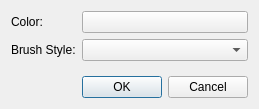
itom-project/itom, file itomWidgets/ui/brushCreatorDialog.ui: the form before one commit.
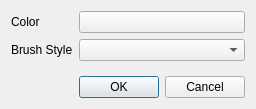
The form after the commit. Custom widgets are drawn as their Qt base class.

```diff
--- a/itomWidgets/ui/brushCreatorDialog.ui
+++ b/itomWidgets/ui/brushCreatorDialog.ui
@@ -30,7 +30,7 @@
    <item row="0" column="0">
     <widget class="QLabel" name="label">
      <property name="text">
-      <string>Color:</string>
+      <string>Color</string>
      </property>
     </widget>
    </item>
@@ -47,7 +47,7 @@
    <item row="1" column="0">
     <widget class="QLabel" name="label_2">
      <property name="text">
-      <string>Brush Style:</string>
+      <string>Brush Style</string>
      </property>
     </widget>
    </item>
```
